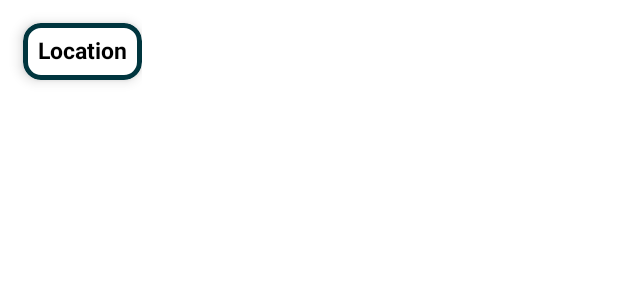
After one commit to fcatadev/RickAndMortyApp, an Android app: the layout location_item_row.xml on its own in the app's theme, with its tools: preview values and no code run, on a phone screen of 412 x 824 dp. The commit adds this screen. Shown: the top 300 px of the screen. Run offline under Robolectric (Android 15) with nearby library versions, the phone set to English and light mode, and no system bars; network calls fail.

Commit message:
- The location data for the horizontal list was captured and displayed on the screen.

```diff
--- /dev/null
+++ b/app/src/main/java/com/fcadev/rickandmortyapp/model/location/RamLocation.kt
@@ -0,0 +1,6 @@
+package com.fcadev.rickandmortyapp.model.location
+
+data class RamLocation(
+    val info: İnfo?,
+    val results: List<Result?>?
+)
--- a/app/src/main/java/com/fcadev/rickandmortyapp/ui/view/characterList/CharacterListAdapter.kt
+++ /dev/null
@@ -1,4 +0,0 @@
-package com.fcadev.rickandmortyapp.ui.view.characterList
-
-class CharacterListAdapter {
-}
--- /dev/null
+++ b/app/src/main/res/layout/location_item_row.xml
@@ -0,0 +1,34 @@
+<?xml version="1.0" encoding="utf-8"?>
+<androidx.constraintlayout.widget.ConstraintLayout xmlns:android="http://schemas.android.com/apk/res/android"
+    android:layout_width="wrap_content"
+    android:layout_height="wrap_content"
+    xmlns:app="http://schemas.android.com/apk/res-auto">
+
+    <com.google.android.material.card.MaterialCardView
+        android:id="@+id/cvLocationBtn"
+        android:layout_width="wrap_content"
+        android:layout_height="wrap_content"
+        android:layout_margin="15dp"
+        android:layout_marginEnd="15dp"
+        app:cardCornerRadius="12dp"
+        app:cardElevation="5dp"
+        app:layout_constraintBottom_toBottomOf="parent"
+        app:layout_constraintStart_toStartOf="parent"
+        app:layout_constraintTop_toTopOf="parent"
+        app:strokeColor="@color/character_card_name"
+        app:strokeWidth="3dp">
+
+        <TextView
+            android:id="@+id/tvLocationBtnName"
+            android:layout_width="wrap_content"
+            android:layout_height="wrap_content"
+            android:includeFontPadding="false"
+            android:padding="10dp"
+            android:text="Location"
+            android:textSize="15sp"
+            android:textColor="@color/black"
+            android:textStyle="bold"/>
+
+    </com.google.android.material.card.MaterialCardView>
+
+</androidx.constraintlayout.widget.ConstraintLayout>
--- a/app/src/main/res/values/colors.xml
+++ b/app/src/main/res/values/colors.xml
@@ -10,4 +10,7 @@
 
     <color name="splash_screen_bg">#E5FDCC</color>
     <color name="splash_screen_text">#224300</color>
+    <color name="character_card_bg">#00B5CC</color>
+    <color name="character_card_border">#B2DF28</color>
+    <color name="character_card_name">#00353E</color>
 </resources>
--- a/app/src/main/res/values/strings.xml
+++ b/app/src/main/res/values/strings.xml
@@ -2,4 +2,5 @@
     <string name="app_name">RickAndMortyApp</string>
     <!-- TODO: Remove or change this placeholder text -->
     <string name="hello_blank_fragment">Hello blank fragment</string>
+    <string name="name">Name</string>
 </resources>
```
Also changed, not shown: app/build.gradle (+6 -1 lines), app/src/main/java/com/fcadev/rickandmortyapp/model/location/Result.kt (added, +11 -0 lines), app/src/main/java/com/fcadev/rickandmortyapp/model/location/İnfo.kt (added, +8 -0 lines), app/src/main/java/com/fcadev/rickandmortyapp/service/location/LocationAPI.kt (added, +14 -0 lines), app/src/main/java/com/fcadev/rickandmortyapp/service/location/LocationAPIService.kt (added, +25 -0 lines), app/src/main/java/com/fcadev/rickandmortyapp/ui/view/characterList/CharacterListFragment.kt (+35 -2 lines), app/src/main/java/com/fcadev/rickandmortyapp/ui/view/characterList/LocationListAdapter.kt (added, +39 -0 lines), app/src/main/java/com/fcadev/rickandmortyapp/viewmodel/CharacterListViewModel.kt (added, +42 -0 lines), app/src/main/res/layout/character_item_row.xml (added, +62 -0 lines), app/src/main/res/drawable/gender.png (added).
